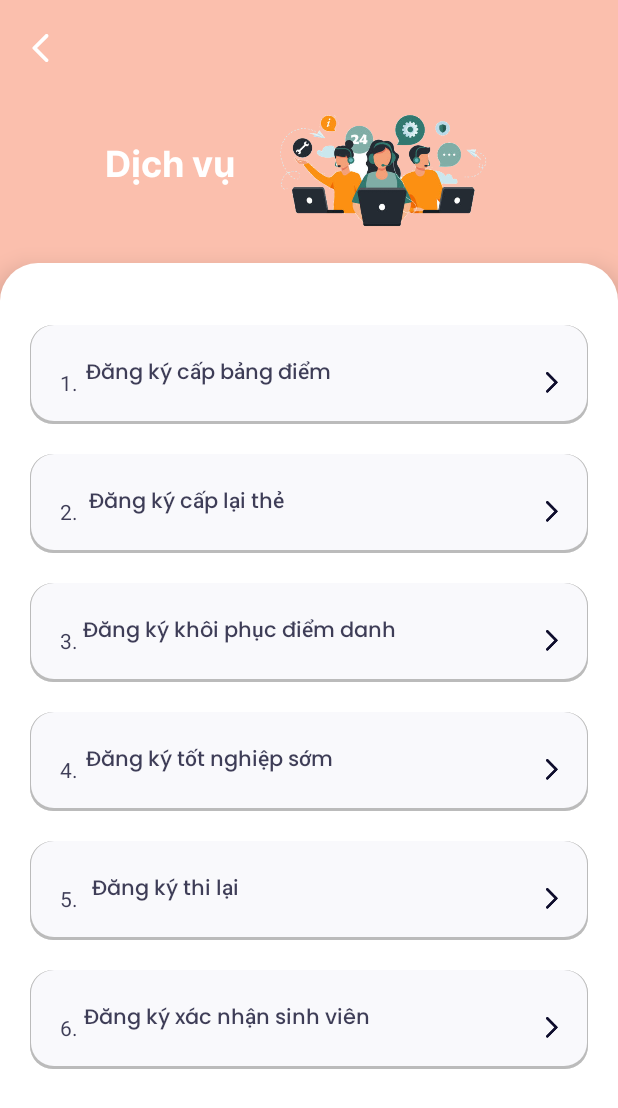
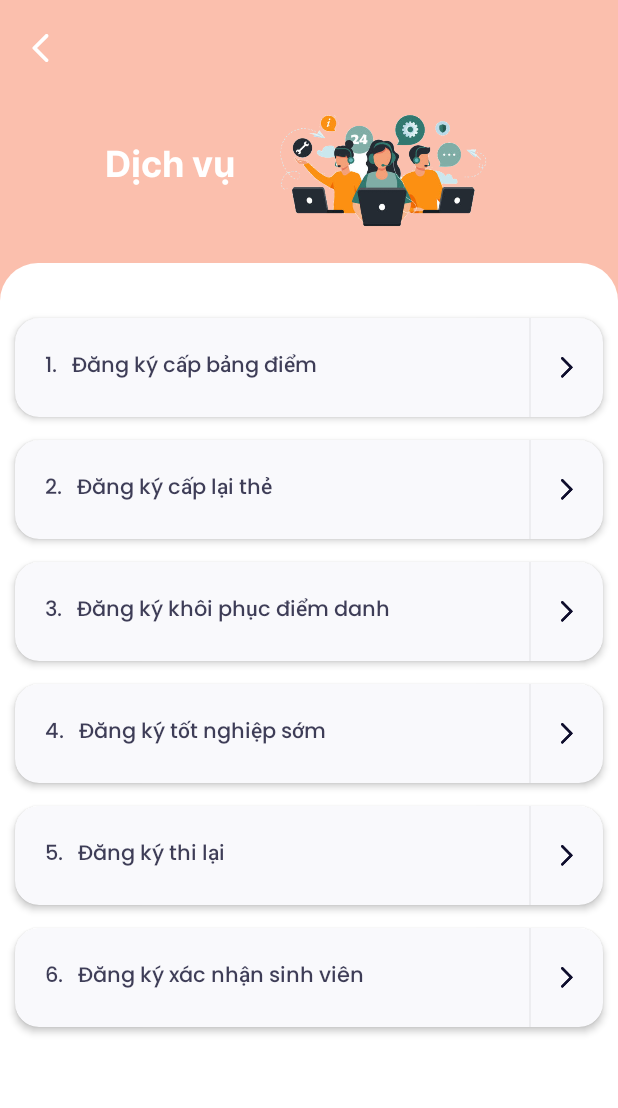
Before and after one commit to tamnguyen050203/ap_poly, an Android app: the ServiceScreen screen opened directly, with no data from a screen before it, on a phone screen of 412 x 824 dp. Shown: the top 1108 px of the screen. Run offline under Robolectric (Android 15) with nearby library versions, the phone set to English and light mode, and no system bars.

Commit message:
fix: layout

```diff
--- a/app/app/src/main/res/drawable/border_item_sevice.xml
+++ b/app/app/src/main/res/drawable/border_item_sevice.xml
@@ -1,33 +1,5 @@
 <?xml version="1.0" encoding="utf-8"?>
-<layer-list xmlns:android="http://schemas.android.com/apk/res/android">
-
-    <item >
-        <shape android:shape="rectangle">
-            <corners android:radius="15sp" />
-            <solid android:color="#66A8A8A8" />
-        </shape>
-    </item>
-
-    <item >
-        <shape android:shape="rectangle">
-            <corners android:radius="15sp" />
-            <solid android:color="#66A8A8A8" />
-        </shape>
-    </item>
-
-    <item>
-        <shape android:shape="rectangle">
-            <corners android:radius="15sp" />
-            <solid android:color="#66A8A8A8" />
-        </shape>
-    </item>
-
-    <item android:bottom="3px" android:right="1px" android:left="1px">
-        <shape android:shape="rectangle">
-            <corners
-                android:radius="15sp" />
-            <solid
-                android:color="#F9F9FC" />
-        </shape>
-    </item>
-</layer-list>
+<shape xmlns:android="http://schemas.android.com/apk/res/android" android:shape="rectangle">
+    <solid android:color="@color/grey_item"/>
+    <corners android:radius="15dp"/>
+</shape>
--- a/app/app/src/main/res/layout/activity_service.xml
+++ b/app/app/src/main/res/layout/activity_service.xml
@@ -60,10 +60,7 @@
         android:layout_height="fill_parent"
         android:layout_marginTop="175dp"
         android:background="@drawable/drawable_gb_home_fragment"
-        android:elevation="10dp"
-        android:gravity="center"
-        android:paddingHorizontal="10dp"
-        android:paddingTop="31dp"
+        android:paddingTop="21dp"
         app:layout_constraintBottom_toBottomOf="parent"
         app:layout_constraintEnd_toEndOf="parent"
         app:layout_constraintHorizontal_bias="0.0"
--- a/app/app/src/main/res/layout/service_item.xml
+++ b/app/app/src/main/res/layout/service_item.xml
@@ -1,38 +1,60 @@
 <?xml version="1.0" encoding="utf-8"?>
+<androidx.cardview.widget.CardView
+    xmlns:android="http://schemas.android.com/apk/res/android"
+    xmlns:app="http://schemas.android.com/apk/res-auto"
+    android:layout_width="match_parent"
+    android:layout_height="wrap_content"
+    app:cardElevation="3dp"
+    app:cardCornerRadius="16dp"
+    android:layout_marginTop="15dp"
+    android:layout_marginHorizontal="10dp"
+    android:backgroundTint="@color/grey_item"
+    >
 <LinearLayout xmlns:android="http://schemas.android.com/apk/res/android"
     xmlns:app="http://schemas.android.com/apk/res-auto"
     android:layout_width="match_parent"
     android:layout_height="66sp"
     android:orientation="horizontal"
-    android:gravity="center"
-    android:padding="20sp"
-    android:layout_margin="10sp"
+    android:gravity="center_vertical"
     android:id="@+id/service_item"
-    android:background="@drawable/border_item_sevice"
+    android:paddingHorizontal="20dp"
     >
 
     <TextView
         android:id="@+id/service_number"
-        android:layout_width="10sp"
+        android:layout_width="wrap_content"
         android:layout_height="wrap_content"
-        android:layout_weight="0.05"
+        android:textSize="14sp"
+        android:fontFamily="@font/poppins_medium"
         android:textColor="#CC0F0E2D"
-        android:layout_marginTop="5sp"
-        android:text="1." />
+        android:text="1."
+
+        />
 
     <TextView
         android:id="@+id/service_content"
         android:layout_width="wrap_content"
         android:layout_height="wrap_content"
-        android:layout_weight="0.9"
         android:textSize="14sp"
         android:fontFamily="@font/poppins_medium"
         android:textColor="#CC0F0E2D"
-        android:text="TextView" />
+        android:text="TextView"
+        android:layout_weight="3"
+        android:paddingStart="10dp"
+        android:layout_gravity="center_vertical"
+        />
+    <View
+        android:layout_width="1dp"
+        android:layout_height="match_parent"
+        android:background="#EDEDF0"
+        android:layout_marginEnd="20dp"
+        />
     <ImageView
         android:id="@+id/imageView"
         android:layout_width="8sp"
         android:layout_height="14sp"
-        android:layout_marginTop="5sp"
-        android:background="@drawable/ic_service_back" />
+        android:background="@drawable/ic_service_back"
+
+        />
 </LinearLayout>
+</androidx.cardview.widget.CardView>
```
